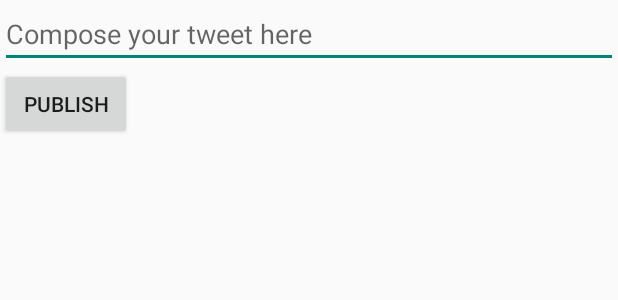
After one commit to tsengem/MySimpleTweets, an Android app: the layout activity_compose.xml on its own in the app's theme, with its tools: preview values and no code run, on a phone screen of 412 x 824 dp. The commit adds this screen. Shown: the top 300 px of the screen. Run offline under Robolectric (Android 15) with nearby library versions, the phone set to English and light mode, and no system bars.

Commit message:
User can now compose Tweets. App now feels "Twitter-branded".

```diff
--- a/app/build.gradle
+++ b/app/build.gradle
@@ -46,4 +46,6 @@ dependencies {
     implementation 'com.facebook.stetho:stetho:1.5.0'
     implementation 'com.android.support:recyclerview-v7:27.1.0'
     implementation 'com.github.bumptech.glide:glide:4.7.1'
+    implementation 'org.parceler:parceler-api:1.1.6'
+    annotationProcessor 'org.parceler:parceler:1.1.6'
 }
--- a/app/src/main/AndroidManifest.xml
+++ b/app/src/main/AndroidManifest.xml
@@ -33,7 +33,8 @@
                     android:scheme="@string/intent_scheme" />
             </intent-filter>
         </activity>
-        <activity android:name=".TimelineActivity"></activity>
+        <activity android:name=".TimelineActivity" />
+        <activity android:name=".ComposeActivity"></activity>
     </application>
 
 </manifest>
--- a/app/src/main/java/com/codepath/apps/restclienttemplate/models/Tweet.java
+++ b/app/src/main/java/com/codepath/apps/restclienttemplate/models/Tweet.java
@@ -2,7 +2,9 @@ package com.codepath.apps.restclienttemplate.models;
 
 import org.json.JSONException;
 import org.json.JSONObject;
+import org.parceler.Parcel;
 
+@Parcel
 public class Tweet {
 
     // list out the attributes
--- a/app/src/main/java/com/codepath/apps/restclienttemplate/models/User.java
+++ b/app/src/main/java/com/codepath/apps/restclienttemplate/models/User.java
@@ -2,7 +2,9 @@ package com.codepath.apps.restclienttemplate.models;
 
 import org.json.JSONException;
 import org.json.JSONObject;
+import org.parceler.Parcel;
 
+@Parcel
 public class User {
 
     // list the attributes
--- /dev/null
+++ b/app/src/main/res/layout/activity_compose.xml
@@ -0,0 +1,27 @@
+<?xml version="1.0" encoding="utf-8"?>
+<RelativeLayout xmlns:android="http://schemas.android.com/apk/res/android"
+    xmlns:app="http://schemas.android.com/apk/res-auto"
+    xmlns:tools="http://schemas.android.com/tools"
+    android:layout_width="match_parent"
+    android:layout_height="match_parent"
+    tools:context=".ComposeActivity">
+
+    <EditText
+        android:id="@+id/et_tweet"
+        android:hint="Compose your tweet here"
+        android:layout_height="wrap_content"
+        android:layout_width="match_parent">
+    </EditText>
+
+    <Button
+        android:id="@+id/bTweet"
+        android:layout_width="wrap_content"
+        android:layout_height="wrap_content"
+        android:layout_alignParentStart="true"
+        android:layout_below="@+id/et_tweet"
+        android:text="Publish"
+        tools:layout_editor_absoluteX="0dp"
+        tools:layout_editor_absoluteY="46dp"
+        android:onClick="composeTweet"/>
+
+</RelativeLayout>
--- a/app/src/main/res/values/styles.xml
+++ b/app/src/main/res/values/styles.xml
@@ -6,6 +6,7 @@
             res/values-vXX/styles.xml, while customizations related to
             backward-compatibility can go here.
         -->
+        <item name="colorPrimary">#ff1da1f2</item>
     </style>
 
     <!-- Application theme. -->
```
Also changed, not shown: app/src/main/java/com/codepath/apps/restclienttemplate/ComposeActivity.java (added, +103 -0 lines), app/src/main/java/com/codepath/apps/restclienttemplate/TimelineActivity.java (+48 -0 lines), app/src/main/java/com/codepath/apps/restclienttemplate/TweetAdapter.java (+25 -0 lines), app/src/main/java/com/codepath/apps/restclienttemplate/TwitterClient.java (+8 -0 lines), app/src/main/res/layout/item_tweet.xml (+8 -0 lines), app/src/main/res/menu/compose.xml (added, +17 -0 lines), app/src/main/java/com/codepath/apps/restclienttemplate/LoginActivity.java (line endings or trailing spaces), app/src/main/java/com/codepath/apps/restclienttemplate/MyDatabase.java (line endings or trailing spaces).
